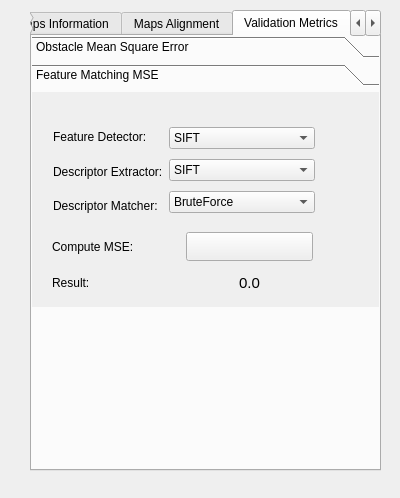
MariosPro/thesis, file ogm_gui/ui/validation.ui: the form before one commit.
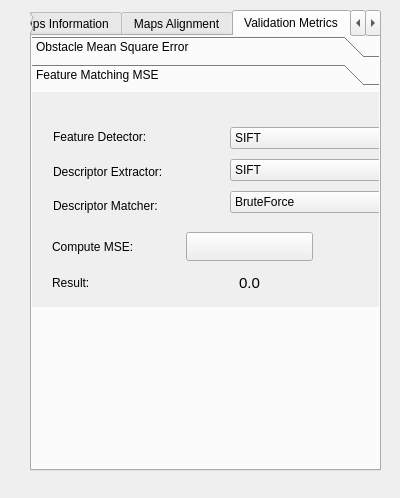
The form after the commit.

```diff
--- a/ogm_gui/ui/validation.ui
+++ b/ogm_gui/ui/validation.ui
@@ -374,12 +374,12 @@
       <attribute name="label">
        <string>Feature Matching MSE</string>
       </attribute>
-      <widget class="QWidget" name="">
+      <widget class="QWidget" name="layoutWidget">
        <property name="geometry">
         <rect>
          <x>21</x>
          <y>31</y>
-         <width>262</width>
+         <width>348</width>
          <height>97</height>
         </rect>
        </property>
@@ -532,7 +532,7 @@
         </item>
        </layout>
       </widget>
-      <widget class="QWidget" name="">
+      <widget class="QWidget" name="layoutWidget">
        <property name="geometry">
         <rect>
          <x>20</x>
@@ -570,7 +570,7 @@
         </item>
        </layout>
       </widget>
-      <widget class="QWidget" name="">
+      <widget class="QWidget" name="layoutWidget">
        <property name="geometry">
         <rect>
          <x>20</x>
```
Left out of the diff: 13 changed lines with no effect on the pictures.
